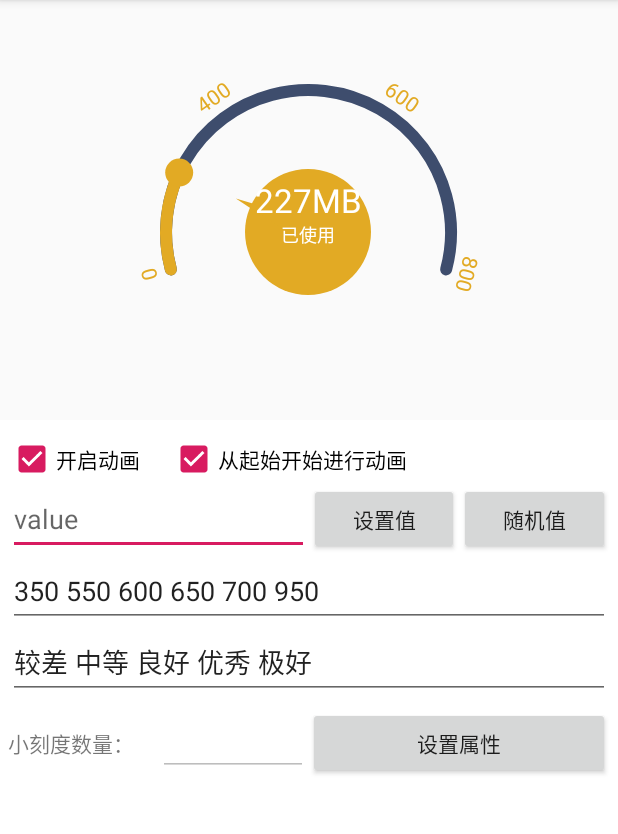
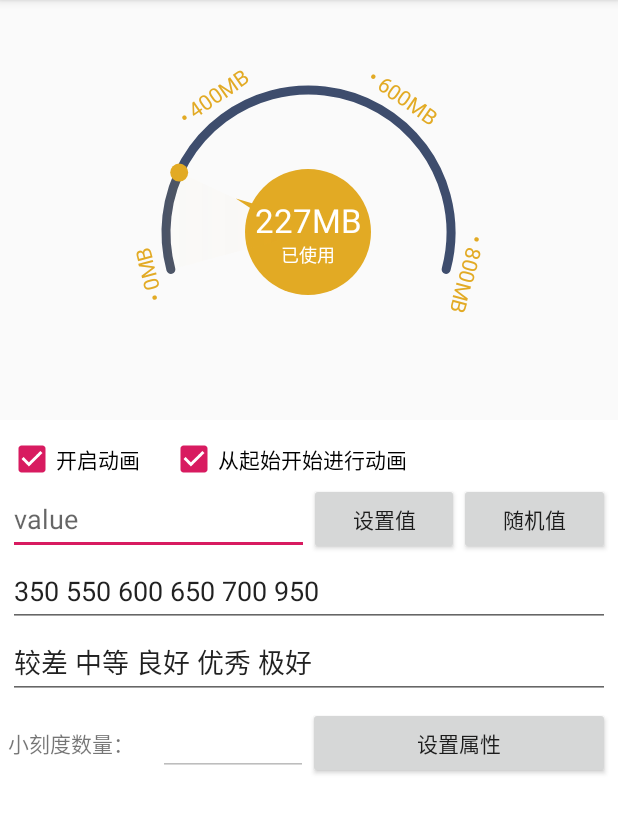
Before and after one commit to Demons15/FlowShowView, an Android app: the screen it shows after launch (MainActivity), after a tap on "随机值", on a phone screen of 412 x 824 dp, the part 84-918 px from its top. Run offline under Robolectric (Android 15) with nearby library versions, the phone set to English and light mode, and no system bars.

Commit message:
流量表显示图

```diff
--- a/app/src/main/java/com/cxsz/flowshowview/BaseFlowShowView.java
+++ b/app/src/main/java/com/cxsz/flowshowview/BaseFlowShowView.java
@@ -30,7 +30,7 @@ public abstract class BaseFlowShowView extends View {
     private int mMin;
     private int mMax;
     //圆环角度
-    protected float mArcStartAngle;
+    public float mArcStartAngle;
     protected float mArcSweepAngle;
     //大小刻度的数量
     protected int mLargeCalibrationNumber;
@@ -57,7 +57,7 @@ public abstract class BaseFlowShowView extends View {
     //动画时长
     private long mProgressAnimTime;
     //当前进度的角度
-    private float mProgressSweepAngle;
+    public float mProgressSweepAngle;
     //文字之间的间距
     protected int mTextSpacing;
     //数值画笔
@@ -82,15 +82,9 @@ public abstract class BaseFlowShowView extends View {
     private final static int DEFAULT_SIZE = 250;
     //中间文字之间的间距
     private static final int DEFAULT_TEXT_SPACING = 7;
-    // 默认时间格式
-    private final static String DEFAULT_DATE_PATTERN = "yyyy-MM-dd";
-
     // 数值画笔属性
     private final static float DEFAULT_VALUE_TEXT_SIZE = 22f;
     private final static int DEFAULT_VALUE_TEXT_COLOR = Color.WHITE;
-    // 数值等级画笔属性
-    private final static float DEFAULT_VALUE_LEVEL_TEXT_SIZE = 25f;
-    private final static int DEFAULT_VALUE_LEVEL_COLOR = Color.WHITE;
     // 时间画笔属性
     private final static float DEFAULT_DATE_TEXT_SIZE = 12f;
     private final static int DEFAULT_DATE_TEXT_COLOR = Color.WHITE;
@@ -246,7 +240,6 @@ public abstract class BaseFlowShowView extends View {
         mValueLevel = "";
         //如果小于最小值
         if (value <= mMin) {
-//            setValueLevelByInterval(0);
             return 0;
         }
         //如果大于最大值
--- a/app/src/main/java/com/cxsz/flowshowview/FlowShowView.java
+++ b/app/src/main/java/com/cxsz/flowshowview/FlowShowView.java
@@ -3,10 +3,12 @@ package com.cxsz.flowshowview;
 import android.content.Context;
 import android.graphics.Canvas;
 import android.graphics.Color;
+import android.graphics.LinearGradient;
 import android.graphics.Paint;
 import android.graphics.Path;
 import android.graphics.PathMeasure;
 import android.graphics.RectF;
+import android.graphics.Shader;
 import android.text.TextUtils;
 import android.util.AttributeSet;
 
@@ -33,9 +35,6 @@ public class FlowShowView extends BaseFlowShowView {
     //圆环画笔颜色
     private int mOuterArcColor;
     private int mProgressOuterArcColor;
-    //内环画笔颜色
-    private int mInnerArcColor;
-    private int mProgressInnerArcColor;
     //内外环之间的间距
     private float mArcSpacing;
     //进度条的圆点属性
@@ -49,18 +48,15 @@ public class FlowShowView extends BaseFlowShowView {
     //默认圆环之间间距
     private static final float DEFAULT_ARC_SPACING = 10;
     //外环的默认属性
-    private static final float DEFAULT_OUTER_ARC_WIDTH = 8f;
+    private static final float DEFAULT_OUTER_ARC_WIDTH = 6f;
     private static final int DEFAULT_OUTER_ARC_COLOR = Color.parseColor("#FF3E4D6D");
     //外环进度的默认属性
     private static final int DEFAULT_PROGRESS_OUTER_ARC_COLOR = Color.parseColor("#FFE2AA24");
     //进度点的默认属性
-    private static final float DEFAULT_PROGRESS_POINT_RADIUS = 9;
+    private static final float DEFAULT_PROGRESS_POINT_RADIUS = 6;
     private static final int DEFAULT_PROGRESS_POINT_COLOR = Color.parseColor("#FFE2AA24");
     //内环默认属性
-    private static final float DEFAULT_INNER_ARC_WIDTH = 1.5f;
     private static final int DEFAULT_INNER_ARC_COLOR = Color.parseColor("#FFE2AA24");
-    //内环进度的默认属性
-    private static final int DEFAULT_PROGRESS_INNER_ARC_COLOR = Color.parseColor("#FFE2AA24");
     //指示器默认属性
     private static final int DEFAULT_INDICATOR_COLOR = Color.parseColor("#FFE2AA24");
 
@@ -84,6 +80,8 @@ public class FlowShowView extends BaseFlowShowView {
     private float mCalibrationEnd;
     //刻度的文本位置
     private float mCalibrationTextStart;
+    private Paint mSweepPaintOuterArc;
+    private Paint progressPaint;
 
     public FlowShowView(Context context) {
         this(context, null);
@@ -107,8 +105,6 @@ public class FlowShowView extends BaseFlowShowView {
         mOuterArcColor = DEFAULT_OUTER_ARC_COLOR;
         mProgressOuterArcColor = DEFAULT_PROGRESS_OUTER_ARC_COLOR;
         mProgressPointRadius = dp2px(DEFAULT_PROGRESS_POINT_RADIUS);
-        mInnerArcColor = DEFAULT_INNER_ARC_COLOR;
-        mProgressInnerArcColor = DEFAULT_PROGRESS_INNER_ARC_COLOR;
 
         //初始化画笔
         //外环画笔
@@ -116,6 +112,18 @@ public class FlowShowView extends BaseFlowShowView {
         mPaintOuterArc.setStrokeWidth(dp2px(DEFAULT_OUTER_ARC_WIDTH));
         mPaintOuterArc.setStyle(Paint.Style.STROKE);
         mPaintOuterArc.setStrokeCap(Paint.Cap.ROUND);
+        //进度的画笔
+        progressPaint = new Paint();
+        LinearGradient progresslinearGradient = new LinearGradient(600, 0, 0, 0, new int[]{ Color.parseColor("#FFE2AA24"), Color.parseColor("#E6E2AA24"), Color.parseColor("#CCE2AA24"),Color.parseColor("#B3E2AA24"),
+                Color.parseColor("#99E2AA24"), Color.parseColor("#80E2AA24"),Color.parseColor("#66E2AA24"), Color.parseColor("#4DE2AA24"), Color.parseColor("#33E2AA24"),Color.parseColor("#1AE2AA24"), Color.parseColor("#00E2AA24")}, null, LinearGradient.TileMode.MIRROR);
+        progressPaint.setShader(progresslinearGradient);
+        progressPaint.setStrokeWidth(dp2px(DEFAULT_OUTER_ARC_WIDTH));
+        progressPaint.setStyle(Paint.Style.STROKE);
+        progressPaint.setStrokeCap(Paint.Cap.ROUND);
+        //扫过的画笔
+        mSweepPaintOuterArc = new Paint(Paint.ANTI_ALIAS_FLAG);
+        LinearGradient linearGradient = new LinearGradient(600, 0, 0, 0, new int[]{ Color.parseColor("#1AE2AA24"), Color.parseColor("#0DE2AA24"), Color.parseColor("#00000000")}, null, LinearGradient.TileMode.MIRROR);
+        mSweepPaintOuterArc.setShader(linearGradient);
 
         //内环画笔
         mPaintInnerArc = new Paint(Paint.ANTI_ALIAS_FLAG);
@@ -125,6 +133,7 @@ public class FlowShowView extends BaseFlowShowView {
         mPaintProgressPoint = new Paint(Paint.ANTI_ALIAS_FLAG);
         mPaintProgressPoint.setStyle(Paint.Style.FILL);
         mPaintProgressPoint.setColor(DEFAULT_PROGRESS_POINT_COLOR);
+
 
         //指示器画笔
         mPaintIndicator = new Paint(Paint.ANTI_ALIAS_FLAG);
@@ -174,7 +183,7 @@ public class FlowShowView extends BaseFlowShowView {
         //指标器的路径
         mIndicatorStart = mRectInnerArc.top + mArcSpacing / 2;
         mIndicatorPath = new Path();
-        mIndicatorPath.moveTo(mRadius, mIndicatorStart+40);
+        mIndicatorPath.moveTo(mRadius, mIndicatorStart + 40);
         mIndicatorPath.rLineTo(-dp2px(6), dp2px(40));
         mIndicatorPath.rLineTo(dp2px(12), 0);
         mIndicatorPath.close();
@@ -216,14 +225,11 @@ public class FlowShowView extends BaseFlowShowView {
         for (int i = 0; i < mCalibrationTotalNumber; i++) {
             //绘制刻度线
             if (i % mod == 0) {
-//                canvas.drawLine(mRadius, mCalibrationStart, mRadius, mCalibrationEnd, mPaintLargeCalibration);
                 //绘制刻度文字
                 int index = i / mod;
                 if (mCalibrationNumberText != null && mCalibrationNumberText.length > index) {
-                    canvas.drawText(String.valueOf(mCalibrationNumberText[index]), mRadius, mCalibrationTextStart, mPaintCalibrationText);
+                    canvas.drawText("• " + String.valueOf(mCalibrationNumberText[index]) + getUnitInfo(), mRadius, mCalibrationTextStart, mPaintCalibrationText);
                 }
-            } else {
-//                canvas.drawLine(mRadius, mCalibrationStart, mRadius, mCalibrationEnd, mPaintSmallCalibration);
             }
             //旋转
             canvas.rotate(mSmallCalibrationBetweenAngle, mRadius, mRadius);
@@ -247,8 +253,8 @@ public class FlowShowView extends BaseFlowShowView {
         PathMeasure pathMeasure = new PathMeasure(path, false);
         pathMeasure.getPosTan(pathMeasure.getLength(), mProgressPointPosition, null);
         //绘制圆环
-        mPaintOuterArc.setColor(mProgressOuterArcColor);
-        canvas.drawPath(path, mPaintOuterArc);
+//        mPaintOuterArc.setColor(mProgressOuterArcColor);
+        canvas.drawPath(path, progressPaint);
         //绘制进度点
         if (mProgressPointPosition[0] != 0 && mProgressPointPosition[1] != 0) {
             canvas.drawCircle(mProgressPointPosition[0], mProgressPointPosition[1], mProgressPointRadius, mPaintProgressPoint);
@@ -265,18 +271,20 @@ public class FlowShowView extends BaseFlowShowView {
 //        mPaintIndicator.setStyle(Paint.Style.STROKE);
 //        canvas.drawCircle(mRadius, mIndicatorStart + dp2px(6) + 1, dp2px(2), mPaintIndicator);
         canvas.restore();
+
+        canvas.drawArc(mRectOuterArc, arcStartAngle, progressSweepAngle, true, mSweepPaintOuterArc);
     }
 
     @Override
     protected void drawText(Canvas canvas, int value, String valueLevel, String currentTime) {
         //绘制数值
         float marginTop = mRadius + mTextSpacing;
-        canvas.drawText(String.valueOf(value) + getUnitInfo(), mRadius, marginTop - 30, mPaintValue);
+        canvas.drawText(String.valueOf(value) + getUnitInfo(), mRadius, marginTop - 10, mPaintValue);
 
         //绘制日期
         if (!TextUtils.isEmpty(currentTime)) {
             marginTop = marginTop + getPaintHeight(mPaintDate, currentTime) + mTextSpacing;
-            canvas.drawText(currentTime, mRadius, marginTop - 30, mPaintDate);
+            canvas.drawText(currentTime, mRadius, marginTop - 10, mPaintDate);
         }
     }
 
@@ -311,15 +319,6 @@ public class FlowShowView extends BaseFlowShowView {
     }
 
     /**
-     * 设置内环的属性
-     */
-    public void setProgressInnerArcPaint(@ColorInt int color) {
-        mProgressInnerArcColor = color;
-
-        postInvalidate();
-    }
-
-    /**
      * 设置进度圆点的属性
      */
     public void setProgressPointPaint(float dpRadiusSize, @ColorInt int color) {
```
